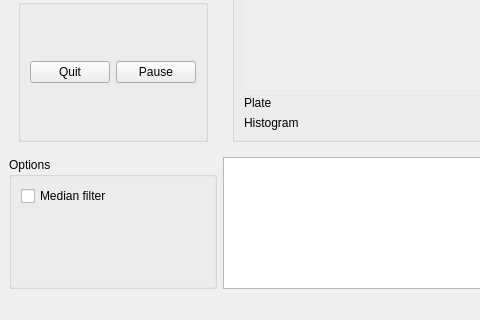
Before: the Qt Designer form mainwindow.ui in rengers/rover, drawn with Qt 5; both pictures show x 0 to 480 and y 197 to 517 of the 1085 by 517 pixel window.
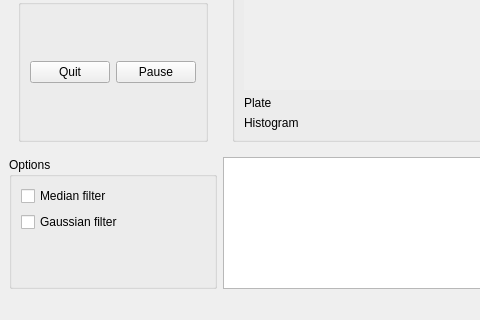
After: the same form once the commit is applied.

Commit message: Added gauss blur to pre processors

Diff of the .ui file:
```diff
--- a/mainwindow.ui
+++ b/mainwindow.ui
@@ -212,6 +212,13 @@
          </property>
         </widget>
        </item>
+       <item>
+        <widget class="QCheckBox" name="gaussianBlurCheckbox">
+         <property name="text">
+          <string>Gaussian filter</string>
+         </property>
+        </widget>
+       </item>
        <item>
         <spacer name="verticalSpacer">
          <property name="orientation">
```
Left out of the diff: 6 changed lines with no effect on the pictures. The commit also changes 2 other files.
